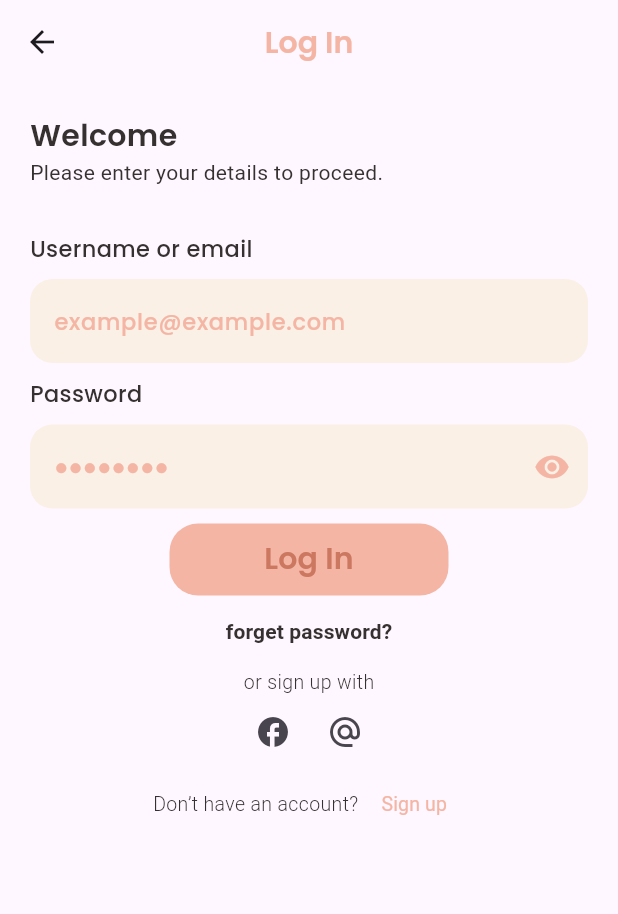
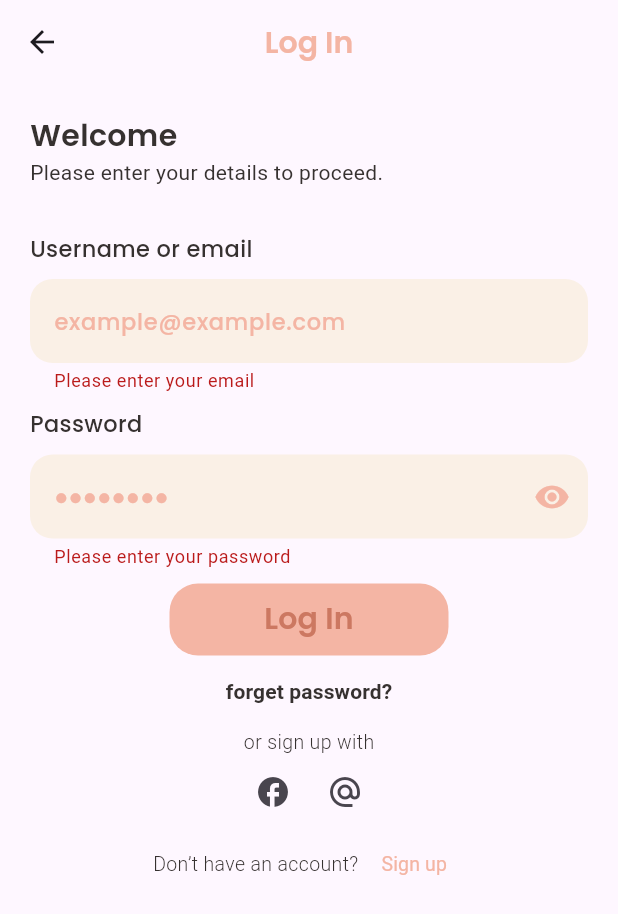
Before and after one commit to MayaGhajghouj/Market, a Flutter app: the Login screen opened by its route, after a tap on "Log In", on a phone screen of 412 x 824 dp. Shown: the top 914 px of the screen. Run offline on Flutter 3.47's test engine with Material 3 defaults, Android fonts, the phone set to English and light mode, and no system bars; our stand-ins replace cloud_firestore, firebase_auth, firebase_core, get; accounts and stored records are empty; Roboto replaces fonts that are missing (League Spartan).

Commit message:
complete the logic of email&password auth in signin login pages

```diff
--- a/lib/core/manage_app_state/app_state_controller.dart
+++ b/lib/core/manage_app_state/app_state_controller.dart
@@ -4,8 +4,8 @@ import 'package:get/get.dart';
 import 'app_status.dart';
 
 class AppStateController extends GetxController {
-
   var state = AppState.idle.obs;
+  var errorMsg = ''.obs;
 
   void startLoading() {
     state.value = AppState.loading;
@@ -15,8 +15,8 @@ class AppStateController extends GetxController {
     state.value = AppState.success;
   }
 
-  void setError() {
+  void setError(String msg) {
     state.value = AppState.error;
+    errorMsg.value = msg;
   }
-
 }
--- a/lib/modules/dining_room/views/sections_diningroom.dart
+++ b/lib/modules/dining_room/views/sections_diningroom.dart
@@ -1,6 +1,5 @@
 
 import 'package:flutter/material.dart';
-import 'package:get/get.dart';
 import 'package:mmarket_interfaces/core/app_routers.dart';
 
 import '../../../widgets_componants/sections_page.dart';
--- a/lib/modules/login_signin_page/controllers/login_controller.dart
+++ b/lib/modules/login_signin_page/controllers/login_controller.dart
@@ -1,62 +1,57 @@
 import 'package:firebase_auth/firebase_auth.dart';
 import 'package:get/get.dart';
 import 'package:mmarket_interfaces/core/app_routers.dart';
+import 'package:mmarket_interfaces/core/manage_app_state/app_state_controller.dart';
 import 'package:mmarket_interfaces/core/snackbar.dart';
 
 import '../widget_componants/show_alert_dialog.dart';
 
-class AuthSignInController extends GetxController{
+class AuthSignInController extends GetxController {
+  final AppStateController appStateController = Get.put(AppStateController());
+  final FirebaseAuth _auth = FirebaseAuth.instance;
 
-  final FirebaseAuth _auth = FirebaseAuth.instance;
-  var Isloadin= false.obs;
-
-  Future<void> authLoginFunction({
+  Future<void> passwordEmailauthLoginFunction({
     required String emailAddress,
     required String password,
     required context,
   }) async {
     try {
-      Isloadin.value=true;
+      appStateController.startLoading();
       final credentialUser = await _auth.signInWithEmailAndPassword(
         email: emailAddress,
         password: password,
       );
 
       User? user = credentialUser.user;
-      if (user != null)
-      {
+      if (user != null) {
         // Check if the email is verified
-        if (user.emailVerified)
-        {
-          Isloadin.value=false;
+        if (user.emailVerified) {
+          appStateController.setSuccess();
           print('\nUser logged in successfully\n');
           AppSnackBar(context: context, msg: 'User logged in successfully');
           Get.toNamed(Routes.WelcomeBackPage);
-        }
-        else{
+        } else {
+          appStateController.setError('Email did not verified');
           print('\nEmail did not verified \n');
           showEmailNotReceivedDialog(context: context, user: user);
         }
       }
     } on FirebaseAuthException catch (e) {
-      // Handle errors
-      if (e.code == 'user-not-found') {
-        print('\nNo user found for that email.\n');
-        AppSnackBar(context: context, msg: 'No user found for that email.');
-      } else if (e.code == 'wrong-password') {
-        print('\nWrong password provided for that user.\n');
-        AppSnackBar(context: context, msg: 'Wrong password provided for that user.');
-
-      }
-    } catch (e)
-    {
-      print('\nerror in login \n $e');
-    }
-    finally{
-      Isloadin.value=false;
+      appStateController.setError(
+        e.code == 'user-not-found'
+            ? 'No user found for that email.'
+            : e.code == 'wrong-password'
+                ? 'Wrong password provided for that user.'
+                : e.code == 'invalid-email'
+                    ? 'The email address is badly formatted.'
+                    : e.code == 'too-many-requests'
+                        ? 'Too many unsuccessful login attempts. Please try again later.'
+                        : 'Error: $e',
+      );
+    } catch (e) {
+      appStateController.setError('Error in login: $e');
+      AppSnackBar(context: context, msg: appStateController.errorMsg.value);
+      print('Error in Login \n $e');
     }
   }
-
-
-
 }
--- a/lib/modules/login_signin_page/controllers/signup_controller.dart
+++ b/lib/modules/login_signin_page/controllers/signup_controller.dart
@@ -7,16 +7,12 @@ import 'package:mmarket_interfaces/core/snackbar.dart';
 
 import '../../../core/manage_app_state/app_state_controller.dart';
 
-
-class AuthSignUpController{
-
+class AuthSignUpController {
   final FirebaseAuth _auth = FirebaseAuth.instance;
   final FirebaseFirestore _firestore = FirebaseFirestore.instance;
   final AppStateController appStateController = Get.put(AppStateController());
 
-
-  Future<void> authSignUpFunction (
-      {
+  Future<void> emailPasswordAuthSignUpFunction({
     required String fullName,
     required String emailAddress,
     required String mobileNumber,
@@ -34,7 +30,7 @@ class AuthSignUpController{
       User? user = credentalUser.user;
       print('\n====== $user ========\n');
 
-      if(user != null) // Create a new user with his information
+      if (user != null) // Create a new user with his information
       {
         final userData = <String, dynamic>{
           "fullName": fullName,
@@ -44,46 +40,48 @@ class AuthSignUpController{
         };
 
         // Add a new document with a generated ID
-       await _firestore.collection("usersData").doc(user.uid).set(userData).then((_){
+        await _firestore
+            .collection("usersData")
+            .doc(user.uid)
+            .set(userData)
+            .then((_) {
           print('\ndata is added to firestore collection USERDATA.\n');
+          appStateController.setSuccess();
           AppSnackBar(context: context, msg: 'Signup Success');
-       }).catchError((e){
+        }).catchError((e) {
+          appStateController.setError('SignUp failed');
           print('\nError in adding data to firestore $e \n');
         });
-        appStateController.setSuccess();
 
         // Send verification email to validate the user
-        await user.sendEmailVerification().then((_){
+        await user.sendEmailVerification().then((_) {
           print('\nVerification email sent.\n');
-          AppSnackBar(context: context, msg: 'Verification email sent.Open the box');
-          Future.delayed( const Duration(seconds: 4), ()
-          {
+          AppSnackBar(
+              context: context, msg: 'Verification email sent.Open the box');
+          Future.delayed(const Duration(seconds: 4), () {
             Get.toNamed(Routes.Login);
           });
-
-        }).catchError((e){
+        }).catchError((e) {
+          appStateController.setError('Cant send verification email');
           print('\nError in sending nVerification email $e\n .\n');
+          // AppSnackBar(context: context, msg: 'Verification email didnt send');
         });
       }
-    }//try
-    on FirebaseAuthException catch (e)
-    {
-      appStateController.setError();
-      if (e.code == 'weak-password')
-      {
-        print('The password provided is too weak.');
-        AppSnackBar(context: context, msg: 'The password provided is too weak.');
-      }
-      else if (e.code == 'email-already-in-use')
-      {
-        print('The account already exists for that email.');
-        AppSnackBar(context: context, msg: 'The account already exists for that email.');
-      }
-    }
-    catch (e)
-    {
-      appStateController.setError();
-      print('error in sign up \n $e');
+    } //try
+    on FirebaseAuthException catch (e) {
+      appStateController.setError(
+        e.code == 'weak-password'
+            ? 'The password provided is too weak.'
+            : e.code == 'email-already-in-use'
+                ? 'The account already exists for that email.'
+                : e.code == 'invalid-email'
+                    ? 'The email address is badly formatted.'
+                    : 'Error: $e',
+      );
+    } catch (e) {
+      appStateController.setError('Error in signup: $e');
+      AppSnackBar(context: context, msg: appStateController.errorMsg.value);
+      print('Error in signup \n $e');
     }
   }
 }
--- a/lib/modules/login_signin_page/views/login.dart
+++ b/lib/modules/login_signin_page/views/login.dart
@@ -2,22 +2,33 @@ import 'package:flutter/material.dart';
 import 'package:get/get.dart';
 import 'package:mmarket_interfaces/constants/colors.dart';
 import 'package:mmarket_interfaces/core/app_routers.dart';
+import 'package:mmarket_interfaces/core/manage_app_state/app_status.dart';
+import 'package:mmarket_interfaces/core/snackbar.dart';
 import 'package:mmarket_interfaces/widgets_componants/formdata.dart';
 import '../controllers/login_controller.dart';
 
-class Login extends StatelessWidget {
+class Login extends StatefulWidget {
   Login({super.key});
 
-   final TextEditingController password =TextEditingController();
-   final TextEditingController emailAddress =TextEditingController();
+  @override
+  State<Login> createState() => _LoginState();
+}
+
+class _LoginState extends State<Login> {
+  final TextEditingController password = TextEditingController();
+
+  final TextEditingController emailAddress = TextEditingController();
+
   final _formKey = GlobalKey<FormState>();
-   final AuthSignInController authSignUpController=AuthSignInController();
 
+  final AuthSignInController authSignInController = AuthSignInController();
+  bool obscureText = true;
   @override
   Widget build(BuildContext context) {
     return Scaffold(
       appBar: AppBar(
-        title: const Text('Log In',
+        title: const Text(
+          'Log In',
           style: TextStyle(
             fontFamily: 'Poppins',
             fontWeight: FontWeight.w600,
@@ -27,15 +38,34 @@ class Login extends StatelessWidget {
         ),
         centerTitle: true,
       ),
-      body: Padding(
+      body: Obx(() {
+        if (authSignInController.appStateController.state.value ==
+            AppState.loading) {
+          return const Center(
+              child: CircularProgressIndicator(
+            color: salmon,
+            backgroundColor: Terracotta,
+          ));
+        }
+        if (authSignInController.appStateController.state.value ==
+            AppState.error) {
+          WidgetsBinding.instance.addPostFrameCallback((_) {
+            AppSnackBar(
+                context: context,
+                msg: authSignInController.appStateController.errorMsg
+                    .toString());
+          });
+        }
+        return Form(
+          key: _formKey,
+          child: Padding(
             padding: const EdgeInsets.all(20.0),
-        child: Form(
-          key: _formKey,
             child: SingleChildScrollView(
               child: Column(
                 crossAxisAlignment: CrossAxisAlignment.start,
                 children: [
-                const Text('Welcome',
+                  const Text(
+                    'Welcome',
                     style: TextStyle(
                       fontFamily: 'Poppins',
                       fontWeight: FontWeight.w600,
@@ -43,7 +73,8 @@ class Login extends StatelessWidget {
                       color: Black,
                     ),
                   ),
-                const Text('Please enter your details to proceed.',
+                  const Text(
+                    'Please enter your details to proceed.',
                     style: TextStyle(
                       fontFamily: 'League Spartan',
                       fontWeight: FontWeight.w400,
@@ -51,8 +82,11 @@ class Login extends StatelessWidget {
                       color: Black,
                     ),
                   ),
-                const SizedBox(height: 30.0,),
-                const Text('Username or email',
+                  const SizedBox(
+                    height: 30.0,
+                  ),
+                  const Text(
+                    'Username or email',
                     style: TextStyle(
                       fontFamily: 'Poppins',
                       fontWeight: FontWeight.w500,
@@ -60,15 +94,26 @@ class Login extends StatelessWidget {
                       color: Black,
                     ),
                   ),
-                const SizedBox(height: 10.0,),
+                  const SizedBox(
+                    height: 10.0,
+                  ),
                   FormDataitem(
+                    validator: (value) {
+                      if (value == null || value.isEmpty) {
+                        return 'Please enter your email';
+                      }
+                      return null;
+                    },
                     controller: emailAddress,
                     keyboardtype: TextInputType.text,
                     hintext: 'example@example.com',
                     fontcolor: salmon,
                   ),
-                const SizedBox(height: 10.0,),
-                const Text('Password',
+                  const SizedBox(
+                    height: 10.0,
+                  ),
+                  const Text(
+                    'Password',
                     style: TextStyle(
                       fontFamily: 'Poppins',
                       fontWeight: FontWeight.w500,
@@ -76,17 +121,36 @@ class Login extends StatelessWidget {
                       color: Black,
                     ),
                   ),
-                const SizedBox(height: 10.0,),
+                  const SizedBox(
+                    height: 10.0,
+                  ),
                   FormDataitem(
+                      validator: (value) {
+                        if (value == null || value.isEmpty) {
+                          return 'Please enter your password';
+                        }
+                        return null;
+                      },
                       controller: password,
                       keyboardtype: TextInputType.text,
                       hintext: '●●●●●●●●',
                       fontcolor: salmon,
-                  suffixicon: const Icon(Icons.remove_red_eye,
+                      obscuretext: obscureText,
+                      suffixicon: IconButton(
+                        onPressed: () {
+                          setState(() {
+                            obscureText = !obscureText;
+                          });
+                        },
+                        icon: Icon(
                             color: salmon,
-                  )
+                            obscureText
+                                ? Icons.remove_red_eye_rounded
+                                : Icons.not_interested),
+                      )),
+                  const SizedBox(
+                    height: 10.0,
                   ),
-                const SizedBox(height: 10.0,),
                   Center(
                     child: Container(
                       width: 186,
@@ -96,23 +160,23 @@ class Login extends StatelessWidget {
                         color: salmon,
                       ),
                       child: MaterialButton(
-                        onPressed: ()async
+                        onPressed: () async {
+                          if (_formKey.currentState!.validate())
                           {
-                          if(_formKey.currentState!.validate())
-                            {
-                             await authSignUpController.authLoginFunction(
+                            await authSignInController
+                                .passwordEmailauthLoginFunction(
                                     emailAddress: emailAddress.text,
                                     password: password.text,
                                     context: context);
                           }
                         },
-                      child: const Text('Log In',
+                        child: const Text(
+                          'Log In',
                           style: TextStyle(
-                        fontWeight:FontWeight.w600 ,
-                        fontSize:20 ,
-                        fontFamily:'Poppins' ,
+                            fontWeight: FontWeight.w600,
+                            fontSize: 20,
+                            fontFamily: 'Poppins',
                             color: Terracotta,
-
                           ),
                         ),
                       ),
@@ -120,8 +184,9 @@ class Login extends StatelessWidget {
                   ),
                   Center(
                     child: TextButton(
-                    onPressed: () {  },
-                    child: const Text('forget password?',
+                      onPressed: () {},
+                      child: const Text(
+                        'forget password?',
                         style: TextStyle(
                           fontSize: 14,
                           fontWeight: FontWeight.w600,
@@ -133,7 +198,8 @@ class Login extends StatelessWidget {
                   ),
                   Column(
                     children: [
-                    const Text('or sign up with',
+                      const Text(
+                        'or sign up with',
                         style: TextStyle(
                           fontSize: 13,
                           fontWeight: FontWeight.w300,
@@ -145,23 +211,22 @@ class Login extends StatelessWidget {
                         mainAxisAlignment: MainAxisAlignment.center,
                         children: [
                           IconButton(
-                            onPressed: (){},
+                              onPressed: () {},
                               icon: const Icon(
                                 Icons.facebook_outlined,
-                            )
-                        ),
+                              )),
                           IconButton(
-                            onPressed: (){},
+                              onPressed: () {},
                               icon: const Icon(
                                 Icons.alternate_email,
-                            )
-                        ),
+                              )),
                         ],
                       ),
                       Row(
                         mainAxisAlignment: MainAxisAlignment.center,
                         children: [
-                        const Text('Don’t have an account? ',
+                          const Text(
+                            'Don’t have an account? ',
                             style: TextStyle(
                               fontSize: 13,
                               fontWeight: FontWeight.w300,
@@ -173,7 +238,8 @@ class Login extends StatelessWidget {
                             onPressed: () {
                               Get.toNamed(Routes.Signup);
                             },
-                          child: const Text('Sign up',
+                            child: const Text(
+                              'Sign up',
                               style: TextStyle(
                                 fontSize: 13,
                                 fontWeight: FontWeight.w400,
@@ -187,11 +253,11 @@ class Login extends StatelessWidget {
                     ],
                   ),
                 ],
-
-            ),
               ),
             ),
           ),
         );
+      }),
+    );
   }
 }
```
Also changed, not shown: lib/main.dart (+4 -6 lines), lib/modules/login_signin_page/views/signup.dart (+122 -84 lines), lib/modules/login_signin_page/widget_componants/show_alert_dialog.dart (+11 -6 lines), lib/widgets_componants/sections_page.dart (+26 -24 lines), flutter_01.png (added). Lines whose indentation alone changed are shown as unchanged.
